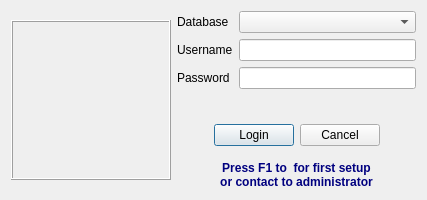
Above: Resort/login.ui from End1-1/Resort before the change. Below: the same form after it.
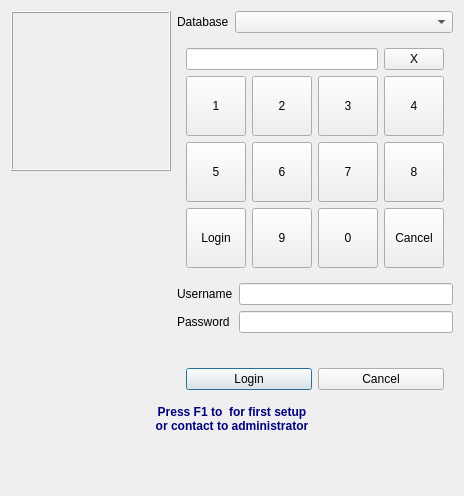
That is the form after the change. Icons and pictures are not drawn.

What changed in the file:
```diff
--- a/Resort/login.ui
+++ b/Resort/login.ui
@@ -6,15 +6,21 @@
    <rect>
     <x>0</x>
     <y>0</y>
-    <width>427</width>
-    <height>197</height>
+    <width>460</width>
+    <height>496</height>
    </rect>
   </property>
+  <property name="sizePolicy">
+   <sizepolicy hsizetype="Minimum" vsizetype="Minimum">
+    <horstretch>0</horstretch>
+    <verstretch>0</verstretch>
+   </sizepolicy>
+  </property>
   <property name="windowTitle">
    <string>Login</string>
   </property>
-  <layout class="QHBoxLayout" name="horizontalLayout">
-   <item>
+  <layout class="QFormLayout" name="formLayout">
+   <item row="0" column="0">
     <widget class="QLabel" name="lbLogo">
      <property name="minimumSize">
       <size>
@@ -48,96 +54,404 @@
      </property>
     </widget>
    </item>
-   <item>
-    <layout class="QGridLayout" name="gridLayout">
-     <item row="6" column="0" colspan="2">
+   <item row="0" column="1">
       <widget class="QWidget" name="widget" native="true">
-       <layout class="QHBoxLayout" name="horizontalLayout_2">
-        <item>
-         <spacer name="horizontalSpacer">
-          <property name="orientation">
-           <enum>Qt::Horizontal</enum>
-          </property>
-          <property name="sizeHint" stdset="0">
-           <size>
-            <width>79</width>
-            <height>20</height>
-           </size>
-          </property>
-         </spacer>
-        </item>
-        <item>
-         <widget class="QPushButton" name="btnLogin">
-          <property name="text">
-           <string>Login</string>
-          </property>
-         </widget>
-        </item>
-        <item>
-         <widget class="QPushButton" name="btnCancel">
-          <property name="text">
-           <string>Cancel</string>
-          </property>
-         </widget>
-        </item>
-        <item>
-         <spacer name="horizontalSpacer_2">
-          <property name="orientation">
-           <enum>Qt::Horizontal</enum>
-          </property>
-          <property name="sizeHint" stdset="0">
-           <size>
-            <width>78</width>
-            <height>20</height>
-           </size>
-          </property>
-         </spacer>
-        </item>
-       </layout>
-      </widget>
-     </item>
-     <item row="4" column="0">
+     <layout class="QGridLayout" name="gridLayout">
+      <property name="leftMargin">
+       <number>0</number>
+      </property>
+      <property name="topMargin">
+       <number>0</number>
+      </property>
+      <property name="rightMargin">
+       <number>0</number>
+      </property>
+      <property name="bottomMargin">
+       <number>0</number>
+      </property>
+      <item row="2" column="0">
+       <widget class="QWidget" name="wUsernamePassword" native="true">
+        <layout class="QGridLayout" name="gridLayout_3">
+         <property name="leftMargin">
+          <number>0</number>
+         </property>
+         <property name="topMargin">
+          <number>0</number>
+         </property>
+         <property name="rightMargin">
+          <number>0</number>
+         </property>
+         <property name="bottomMargin">
+          <number>0</number>
+         </property>
+         <item row="1" column="1">
+          <widget class="QLineEdit" name="lePassword">
+           <property name="echoMode">
+            <enum>QLineEdit::Password</enum>
+           </property>
+          </widget>
+         </item>
+         <item row="1" column="0">
       <widget class="QLabel" name="label_2">
        <property name="text">
         <string>Password</string>
        </property>
       </widget>
      </item>
-     <item row="2" column="0">
+         <item row="0" column="0">
       <widget class="QLabel" name="label">
        <property name="text">
         <string>Username</string>
        </property>
       </widget>
      </item>
-     <item row="2" column="1">
+         <item row="3" column="0" colspan="2">
+          <widget class="QWidget" name="widget_2" native="true">
+           <layout class="QHBoxLayout" name="horizontalLayout_2">
+            <item>
+             <widget class="QPushButton" name="btnLogin">
+              <property name="text">
+               <string>Login</string>
+              </property>
+             </widget>
+            </item>
+            <item>
+             <widget class="QPushButton" name="btnCancel">
+              <property name="text">
+               <string>Cancel</string>
+              </property>
+             </widget>
+            </item>
+           </layout>
+          </widget>
+         </item>
+         <item row="0" column="1">
       <widget class="QLineEdit" name="leUsername"/>
      </item>
-     <item row="4" column="1">
-      <widget class="QLineEdit" name="lePassword">
-       <property name="echoMode">
-        <enum>QLineEdit::Password</enum>
+         <item row="2" column="0" colspan="2">
+          <widget class="QLabel" name="lbFullName">
+           <property name="text">
+            <string/>
        </property>
       </widget>
      </item>
-     <item row="1" column="0">
+        </layout>
+       </widget>
+      </item>
+      <item row="0" column="0">
+       <widget class="QWidget" name="widget_3" native="true">
+        <property name="minimumSize">
+         <size>
+          <width>0</width>
+          <height>20</height>
+         </size>
+        </property>
+        <layout class="QHBoxLayout" name="horizontalLayout">
+         <property name="leftMargin">
+          <number>0</number>
+         </property>
+         <property name="topMargin">
+          <number>0</number>
+         </property>
+         <property name="rightMargin">
+          <number>0</number>
+         </property>
+         <property name="bottomMargin">
+          <number>0</number>
+         </property>
+         <item>
       <widget class="QLabel" name="label_3">
        <property name="text">
         <string>Database</string>
        </property>
       </widget>
      </item>
+         <item>
+          <widget class="QComboBox" name="cbDatabase">
+           <property name="sizePolicy">
+            <sizepolicy hsizetype="Preferred" vsizetype="Fixed">
+             <horstretch>1</horstretch>
+             <verstretch>0</verstretch>
+            </sizepolicy>
+           </property>
+          </widget>
+         </item>
+        </layout>
+       </widget>
+      </item>
+      <item row="1" column="0">
+       <widget class="QWidget" name="wPin" native="true">
+        <property name="sizePolicy">
+         <sizepolicy hsizetype="Preferred" vsizetype="Preferred">
+          <horstretch>0</horstretch>
+          <verstretch>0</verstretch>
+         </sizepolicy>
+        </property>
+        <layout class="QGridLayout" name="gridLayout_2">
+         <item row="0" column="0" colspan="3">
+          <widget class="QLineEdit" name="lePin">
+           <property name="echoMode">
+            <enum>QLineEdit::Password</enum>
+           </property>
+           <property name="readOnly">
+            <bool>true</bool>
+           </property>
+          </widget>
+         </item>
+         <item row="4" column="1">
+          <widget class="QPushButton" name="btn9">
+           <property name="minimumSize">
+            <size>
+             <width>60</width>
+             <height>60</height>
+            </size>
+           </property>
+           <property name="maximumSize">
+            <size>
+             <width>60</width>
+             <height>16777215</height>
+            </size>
+           </property>
+           <property name="text">
+            <string>9</string>
+           </property>
+          </widget>
+         </item>
+         <item row="2" column="3">
+          <widget class="QPushButton" name="btn8">
+           <property name="minimumSize">
+            <size>
+             <width>60</width>
+             <height>60</height>
+            </size>
+           </property>
+           <property name="maximumSize">
+            <size>
+             <width>60</width>
+             <height>16777215</height>
+            </size>
+           </property>
+           <property name="text">
+            <string>8</string>
+           </property>
+          </widget>
+         </item>
+         <item row="4" column="3">
+          <widget class="QPushButton" name="btnCancel2">
+           <property name="minimumSize">
+            <size>
+             <width>60</width>
+             <height>60</height>
+            </size>
+           </property>
+           <property name="maximumSize">
+            <size>
+             <width>60</width>
+             <height>16777215</height>
+            </size>
+           </property>
+           <property name="text">
+            <string>Cancel</string>
+           </property>
+          </widget>
+         </item>
+         <item row="1" column="0">
+          <widget class="QPushButton" name="btn1">
+           <property name="minimumSize">
+            <size>
+             <width>60</width>
+             <height>60</height>
+            </size>
+           </property>
+           <property name="maximumSize">
+            <size>
+             <width>60</width>
+             <height>16777215</height>
+            </size>
+           </property>
+           <property name="text">
+            <string>1</string>
+           </property>
+          </widget>
+         </item>
+         <item row="2" column="2">
+          <widget class="QPushButton" name="btn7">
+           <property name="minimumSize">
+            <size>
+             <width>60</width>
+             <height>60</height>
+            </size>
+           </property>
+           <property name="maximumSize">
+            <size>
+             <width>60</width>
+             <height>16777215</height>
+            </size>
+           </property>
+           <property name="text">
+            <string>7</string>
+           </property>
+          </widget>
+         </item>
+         <item row="4" column="0">
+          <widget class="QPushButton" name="btnLoginPin">
+           <property name="minimumSize">
+            <size>
+             <width>60</width>
+             <height>60</height>
+            </size>
+           </property>
+           <property name="maximumSize">
+            <size>
+             <width>60</width>
+             <height>16777215</height>
+            </size>
+           </property>
+           <property name="text">
+            <string>Login</string>
+           </property>
+          </widget>
+         </item>
      <item row="1" column="1">
-      <widget class="QComboBox" name="cbDatabase"/>
-     </item>
-     <item row="5" column="0" colspan="2">
-      <widget class="QLabel" name="lbFullName">
+          <widget class="QPushButton" name="btn2">
+           <property name="minimumSize">
+            <size>
+             <width>60</width>
+             <height>60</height>
+            </size>
+           </property>
+           <property name="maximumSize">
+            <size>
+             <width>60</width>
+             <height>16777215</height>
+            </size>
+           </property>
+           <property name="text">
+            <string>2</string>
+           </property>
+          </widget>
+         </item>
+         <item row="1" column="2">
+          <widget class="QPushButton" name="btn3">
+           <property name="minimumSize">
+            <size>
+             <width>60</width>
+             <height>60</height>
+            </size>
+           </property>
+           <property name="maximumSize">
+            <size>
+             <width>60</width>
+             <height>16777215</height>
+            </size>
+           </property>
        <property name="text">
-        <string/>
+            <string>3</string>
        </property>
       </widget>
      </item>
-     <item row="7" column="0" colspan="2">
+         <item row="2" column="1">
+          <widget class="QPushButton" name="btn6">
+           <property name="minimumSize">
+            <size>
+             <width>60</width>
+             <height>60</height>
+            </size>
+           </property>
+           <property name="maximumSize">
+            <size>
+             <width>60</width>
+             <height>16777215</height>
+            </size>
+           </property>
+           <property name="text">
+            <string>6</string>
+           </property>
+          </widget>
+         </item>
+         <item row="2" column="0">
+          <widget class="QPushButton" name="btn5">
+           <property name="minimumSize">
+            <size>
+             <width>60</width>
+             <height>60</height>
+            </size>
+           </property>
+           <property name="maximumSize">
+            <size>
+             <width>60</width>
+             <height>16777215</height>
+            </size>
+           </property>
+           <property name="text">
+            <string>5</string>
+           </property>
+          </widget>
+         </item>
+         <item row="4" column="2">
+          <widget class="QPushButton" name="btn0">
+           <property name="minimumSize">
+            <size>
+             <width>60</width>
+             <height>60</height>
+            </size>
+           </property>
+           <property name="maximumSize">
+            <size>
+             <width>60</width>
+             <height>16777215</height>
+            </size>
+           </property>
+           <property name="text">
+            <string>0</string>
+           </property>
+          </widget>
+         </item>
+         <item row="1" column="3">
+          <widget class="QPushButton" name="btn4">
+           <property name="minimumSize">
+            <size>
+             <width>60</width>
+             <height>60</height>
+            </size>
+           </property>
+           <property name="maximumSize">
+            <size>
+             <width>60</width>
+             <height>16777215</height>
+            </size>
+           </property>
+           <property name="text">
+            <string>4</string>
+           </property>
+          </widget>
+         </item>
+         <item row="0" column="3">
+          <widget class="QPushButton" name="btnClearPin">
+           <property name="minimumSize">
+            <size>
+             <width>60</width>
+             <height>0</height>
+            </size>
+           </property>
+           <property name="maximumSize">
+            <size>
+             <width>60</width>
+             <height>16777215</height>
+            </size>
+           </property>
+           <property name="text">
+            <string>X</string>
+           </property>
+          </widget>
+         </item>
+        </layout>
+       </widget>
+      </item>
+     </layout>
+    </widget>
+   </item>
+   <item row="1" column="0" colspan="2">
       <widget class="QLabel" name="lbF1">
        <property name="font">
         <font>
@@ -158,8 +472,6 @@
       </widget>
      </item>
     </layout>
-   </item>
-  </layout>
  </widget>
  <tabstops>
   <tabstop>cbDatabase</tabstop>
```
Left out of the diff: 7 changed lines with no effect on the pictures. Lines whose indentation alone changed are shown as unchanged.
